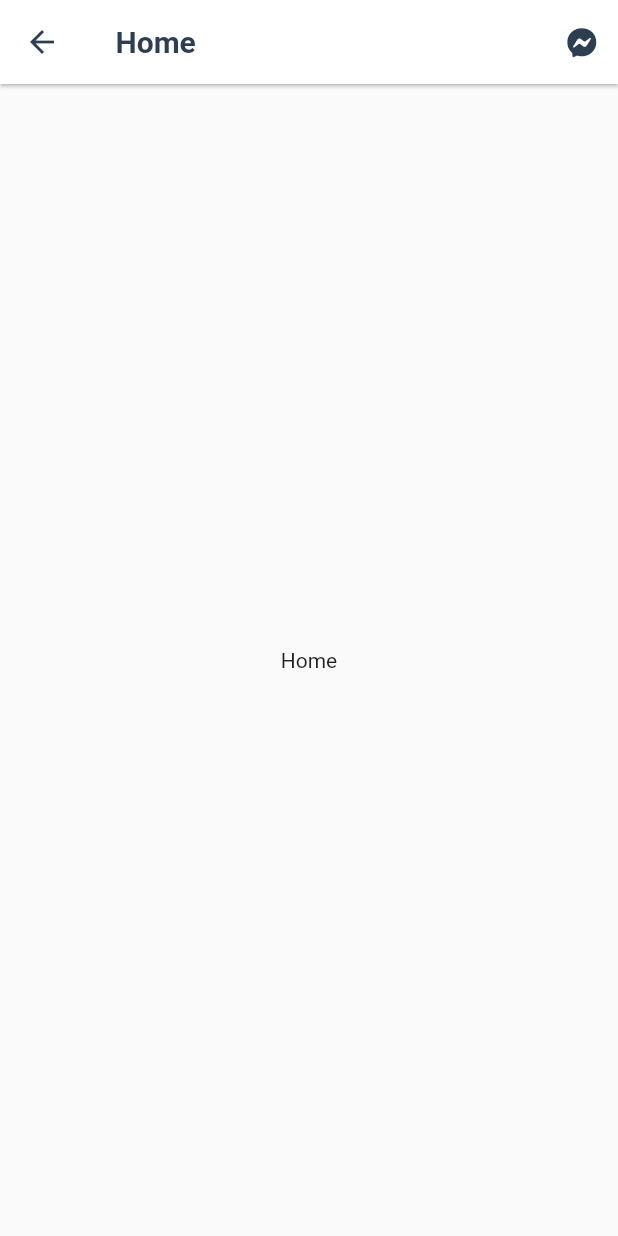
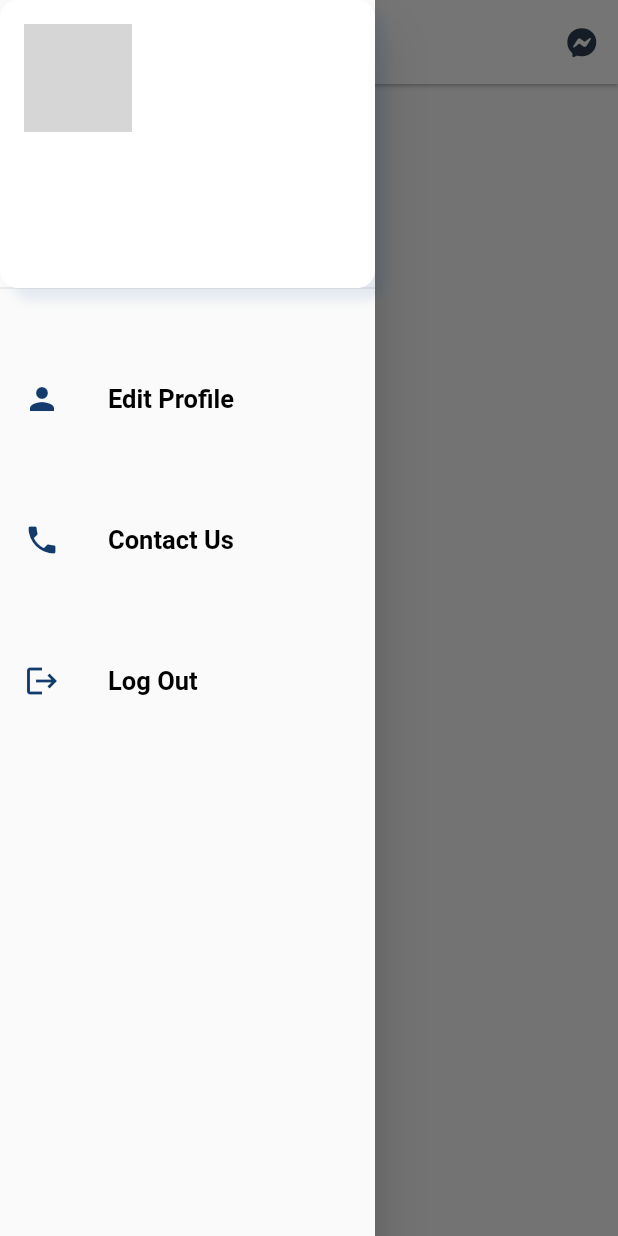
Before and after one commit to vaibhavagrwal/lost_found_app, a Flutter app: the HomeScreen screen opened directly, with the side drawer open (before the commit the screen has no drawer), on a phone screen of 412 x 824 dp. Run offline on Flutter 3.47's test engine with Material 2 defaults, Android fonts, the phone set to English and light mode, and no system bars; our stand-ins replace cached_network_image, cloud_firestore, firebase_auth, firebase_core, firebase_storage, font_awesome_flutter and 2 more; accounts and stored records are empty; network calls fail; grey boxes are pictures that could not be loaded.

Commit message:
Drawer Added And Login Bug Fixed

```diff
--- a/lib/main.dart
+++ b/lib/main.dart
@@ -15,11 +15,9 @@ Future<void> main() async {
   Firebase.initializeApp();
   SharedPreferences pref = await SharedPreferences.getInstance();
   if (pref.getString('userData') != null) {
+    print(pref.getString('userData'));
     Map json = jsonDecode(pref.getString('userData'));
-    print(json);
     user = UserModel.fromJson(json);
-    print(user.name);
-    print(user.userId);
   }
 
   runApp(MyApp(
--- /dev/null
+++ b/lib/screens/drawer_screen.dart
@@ -0,0 +1,132 @@
+import 'package:cached_network_image/cached_network_image.dart';
+import 'package:flutter/material.dart';
+import 'package:google_fonts/google_fonts.dart';
+import 'package:lost_found_app/services/firebase_repository.dart';
+
+import '../main.dart';
+
+class DrawerScreen extends StatefulWidget {
+  @override
+  _DrawerScreenState createState() => _DrawerScreenState();
+}
+
+class _DrawerScreenState extends State<DrawerScreen> {
+  @override
+  Widget build(BuildContext context) {
+    return Container(
+      width: 250,
+      child: Drawer(
+        child: ListView(
+          children: [
+            Container(
+              height: 200,
+              child: UserAccountsDrawerHeader(
+                decoration: BoxDecoration(
+                  boxShadow: <BoxShadow>[
+                    BoxShadow(
+                      color: Color.fromRGBO(26, 80, 152, 0.1),
+                      offset: Offset(8.0, 8.0),
+                      blurRadius: 6.0,
+                    ),
+                  ],
+                  borderRadius: BorderRadius.circular(12),
+                  color: Colors.white,
+                ),
+                accountName: Text(
+                  user.name != null ? user.name : "",
+                  style: GoogleFonts.roboto(
+                      color: Color.fromRGBO(44, 62, 80, 1),
+                      fontSize: 18,
+                      fontWeight: FontWeight.w600),
+                ),
+                accountEmail: Text(
+                  user.email != null ? user.email : "",
+                  style: GoogleFonts.roboto(
+                      color: Color.fromRGBO(44, 62, 80, 1),
+                      fontSize: 14,
+                      fontWeight: FontWeight.w600),
+                ),
+                currentAccountPicture: Container(
+                  child: CircleAvatar(
+                    radius: 150,
+                    backgroundImage: CachedNetworkImageProvider(
+                      user.imageUrl == ""
+                          ? "https://images.pexels.com/photos/771742/pexels-photo-771742.jpeg?auto=compress&cs=tinysrgb&dpr=1&w=500"
+                          : user.imageUrl,
+                    ),
+                    // backgroundImage: AdvancedNetworkImage(
+                    //   user.imageUrl == ""
+                    //       ? "https://images.pexels.com/photos/771742/pexels-photo-771742.jpeg?auto=compress&cs=tinysrgb&dpr=1&w=500"
+                    //       : user.imageUrl,
+                    //   useDiskCache: true,
+                    //   cacheRule: CacheRule(maxAge: const Duration(days: 2)),
+                    // ),
+                  ),
+                ),
+              ),
+            ),
+            Container(
+              height: 320,
+              child: Column(
+                mainAxisAlignment: MainAxisAlignment.spaceEvenly,
+                children: [
+                  ListTile(
+                    leading: Icon(
+                      Icons.person,
+                      color: Color.fromRGBO(19, 60, 109, 1),
+                    ),
+                    title: Text(
+                      "Edit Profile",
+                      style: GoogleFonts.roboto(
+                          color: Colors.black,
+                          fontSize: 17,
+                          fontWeight: FontWeight.w600),
+                    ),
+                    onTap: () {
+                      // Navigator.push(
+                      //   context,
+                      //   MaterialPageRoute(
+                      //     builder: (context) => EditProfileScreen(),
+                      //   ),
+                      // );
+                    },
+                  ),
+                  ListTile(
+                    leading: Icon(
+                      Icons.phone,
+                      color: Color.fromRGBO(19, 60, 109, 1),
+                    ),
+                    title: Text(
+                      "Contact Us",
+                      style: GoogleFonts.roboto(
+                          color: Colors.black,
+                          fontSize: 17,
+                          fontWeight: FontWeight.w600),
+                    ),
+                  ),
+                  ListTile(
+                    leading: Icon(
+                      Icons.logout,
+                      color: Color.fromRGBO(19, 60, 109, 1),
+                    ),
+                    title: Text(
+                      "Log Out",
+                      style: GoogleFonts.roboto(
+                        color: Colors.black,
+                        fontSize: 17,
+                        fontWeight: FontWeight.w600,
+                      ),
+                    ),
+                    onTap: () async {
+                      FirebaseRepository().signout(context);
+                    },
+                  )
+                ],
+              ),
+            )
+          ],
+        ),
+      ),
+    );
+  }
+}
--- a/lib/screens/home_screen.dart
+++ b/lib/screens/home_screen.dart
@@ -3,6 +3,7 @@ import 'package:font_awesome_flutter/font_awesome_flutter.dart';
 import 'package:google_fonts/google_fonts.dart';
 import 'package:lost_found_app/screens/chat_rooms_screen.dart';
 import 'package:lost_found_app/main.dart';
+import 'package:lost_found_app/screens/drawer_screen.dart';
 
 class HomeScreen extends StatefulWidget {
   @override
@@ -13,6 +14,7 @@ class _HomeScreenState extends State<HomeScreen> {
   @override
   Widget build(BuildContext context) {
     return Scaffold(
+      drawer: DrawerScreen(),
       appBar: AppBar(
         elevation: 1,
         backgroundColor: Colors.white,
--- a/lib/services/firebase_repository.dart
+++ b/lib/services/firebase_repository.dart
@@ -69,9 +69,9 @@ class FirebaseRepository {
   // }
 
   Future<void> signout(BuildContext context) async {
-    _auth.signOut();
     SharedPreferences pref = await SharedPreferences.getInstance();
-    pref = null;
+    await pref.remove('userData');
+    await _auth.signOut();
 
     Navigator.of(context, rootNavigator: true).pushReplacement(
       MaterialPageRoute(
--- a/pubspec.yaml
+++ b/pubspec.yaml
@@ -35,7 +35,7 @@ dependencies:
   shared_preferences: ^0.5.12+4
   image_picker: ^0.6.7+21
   firebase_storage: ^6.0.0
-  flutter_image_compress: ^0.7.0
+  cached_network_image: ^2.5.0
 
 dev_dependencies:
   flutter_test:
```
Also changed, not shown: pubspec.lock.
